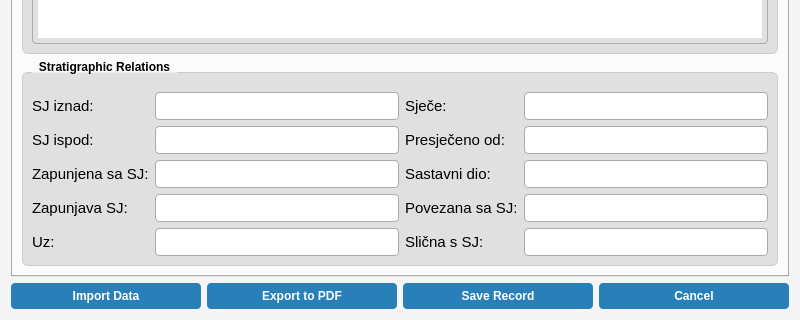
The window that ArheologijaPlus_dialog_base.ui (HRyohni/Arheologija) describes before a commit, drawn with Qt 5; both pictures show x 0 to 800 and y 412 to 732 of the 800 by 732 pixel window.
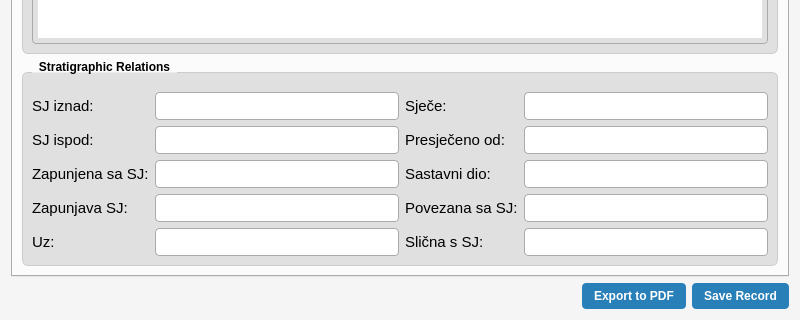
The same window after the commit. The open tabs and pages were chosen to show the change. Icons and pictures are not drawn.

What changed in the file:
```diff
--- a/ArheologijaPlus_dialog_base.ui
+++ b/ArheologijaPlus_dialog_base.ui
@@ -807,15 +807,17 @@
    <item>
     <layout class="QHBoxLayout" name="horizontalLayoutButtons">
      <item>
-      <widget class="QPushButton" name="pushButtonImport">
-       <property name="text">
-        <string>Import Data</string>
+      <spacer name="horizontalSpacer">
+       <property name="orientation">
+        <enum>Qt::Horizontal</enum>
        </property>
-       <property name="icon">
-        <iconset>
-         <normaloff>:/icons/import.png</normaloff>:/icons/import.png</iconset>
+       <property name="sizeHint" stdset="0">
+        <size>
+         <width>40</width>
+         <height>20</height>
+        </size>
        </property>
-      </widget>
+      </spacer>
      </item>
      <item>
       <widget class="QPushButton" name="pushButtonExport">
@@ -832,21 +834,6 @@
       <widget class="QPushButton" name="pushButtonSave">
        <property name="text">
         <string>Save Record</string>
-       </property>
-       <property name="icon">
-        <iconset>
-         <normaloff>:/icons/save.png</normaloff>:/icons/save.png</iconset>
-       </property>
-      </widget>
-     </item>
-     <item>
-      <widget class="QPushButton" name="pushButtonCancel">
-       <property name="text">
-        <string>Cancel</string>
-       </property>
-       <property name="icon">
-        <iconset>
-         <normaloff>:/icons/cancel.png</normaloff>:/icons/cancel.png</iconset>
        </property>
       </widget>
      </item>
```
Left out of the diff: 45 changed lines with no effect on the pictures. Lines whose indentation alone changed are shown as unchanged.
